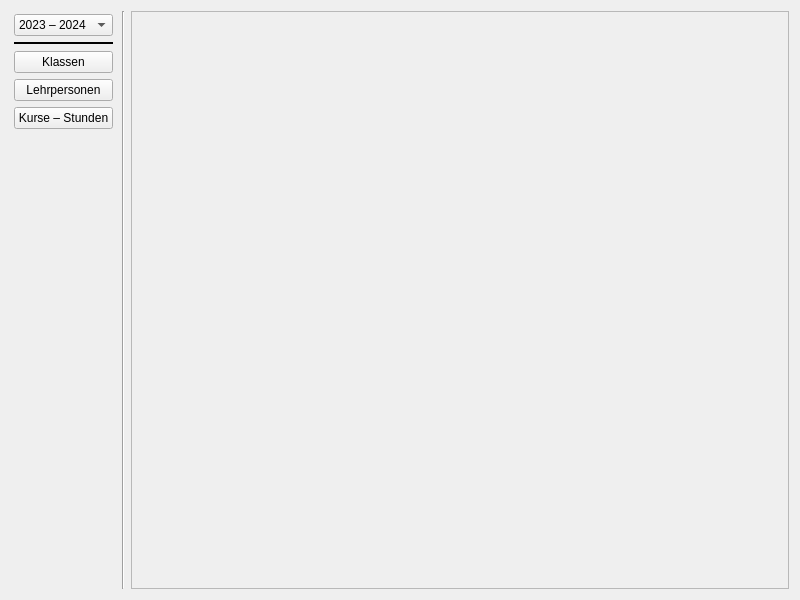
The window that wz-data/ui/wz_main.ui (gradgrind/WZ3) describes before a commit, drawn with Qt 5.
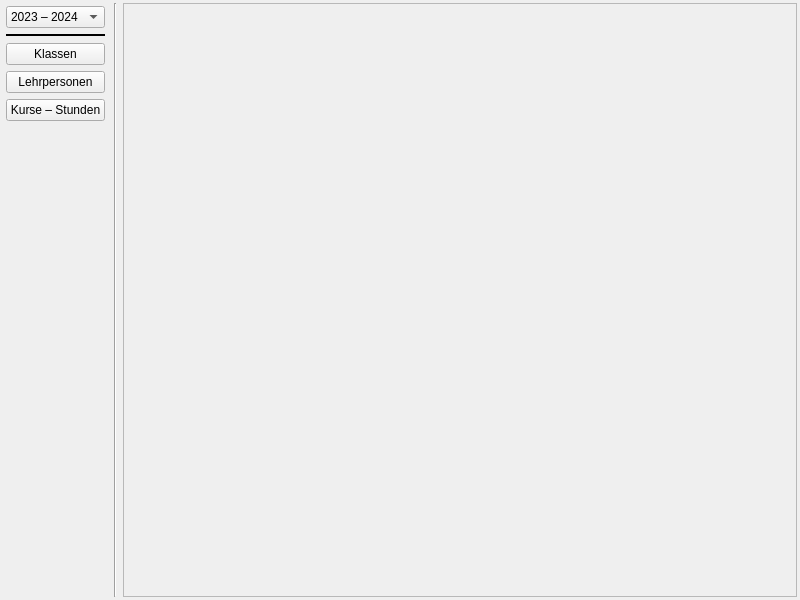
The same window after the commit.

```diff
--- a/wz-data/ui/wz_main.ui
+++ b/wz-data/ui/wz_main.ui
@@ -14,6 +14,18 @@
    <string>WZ</string>
   </property>
   <layout class="QHBoxLayout" name="horizontalLayout">
+   <property name="leftMargin">
+    <number>3</number>
+   </property>
+   <property name="topMargin">
+    <number>3</number>
+   </property>
+   <property name="rightMargin">
+    <number>3</number>
+   </property>
+   <property name="bottomMargin">
+    <number>3</number>
+   </property>
    <item>
     <layout class="QVBoxLayout" name="verticalLayout_6">
      <item>
```
